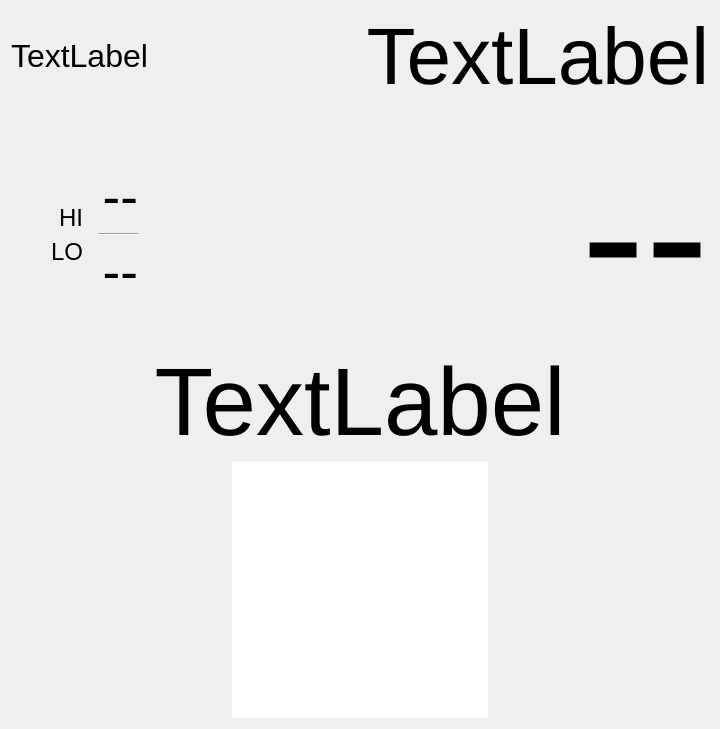
iachievedit/weatherfxlite, file weatherfxLite.ui: the form before one commit.
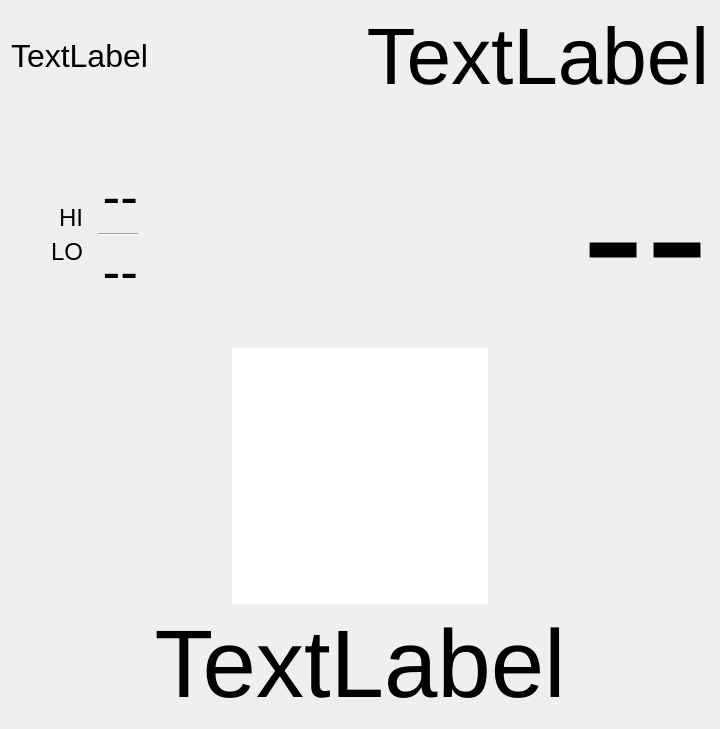
The form after the commit.

Diff of the .ui file:
```diff
--- a/weatherfxLite.ui
+++ b/weatherfxLite.ui
@@ -215,6 +215,55 @@
        </item>
       </layout>
      </item>
+     <item>
+      <layout class="QHBoxLayout" name="horizontalLayout_5">
+       <item>
+        <spacer name="horizontalSpacer_4">
+         <property name="orientation">
+          <enum>Qt::Horizontal</enum>
+         </property>
+         <property name="sizeHint" stdset="0">
+          <size>
+           <width>40</width>
+           <height>20</height>
+          </size>
+         </property>
+        </spacer>
+       </item>
+       <item>
+        <widget class="QGraphicsView" name="graphicsView">
+         <property name="minimumSize">
+          <size>
+           <width>256</width>
+           <height>256</height>
+          </size>
+         </property>
+         <property name="maximumSize">
+          <size>
+           <width>256</width>
+           <height>256</height>
+          </size>
+         </property>
+         <property name="frameShape">
+          <enum>QFrame::NoFrame</enum>
+         </property>
+        </widget>
+       </item>
+       <item>
+        <spacer name="horizontalSpacer_3">
+         <property name="orientation">
+          <enum>Qt::Horizontal</enum>
+         </property>
+         <property name="sizeHint" stdset="0">
+          <size>
+           <width>40</width>
+           <height>20</height>
+          </size>
+         </property>
+        </spacer>
+       </item>
+      </layout>
+     </item>
      <item>
       <widget class="QLabel" name="currentCondition">
        <property name="font">
@@ -230,49 +279,6 @@
        </property>
       </widget>
      </item>
-     <item>
-      <layout class="QHBoxLayout" name="horizontalLayout_5">
-       <item>
-        <spacer name="horizontalSpacer_4">
-         <property name="orientation">
-          <enum>Qt::Horizontal</enum>
-         </property>
-         <property name="sizeHint" stdset="0">
-          <size>
-           <width>40</width>
-           <height>20</height>
-          </size>
-         </property>
-        </spacer>
-       </item>
-       <item>
-        <widget class="QGraphicsView" name="graphicsView">
-         <property name="minimumSize">
-          <size>
-           <width>256</width>
-           <height>256</height>
-          </size>
-         </property>
-         <property name="frameShape">
-          <enum>QFrame::NoFrame</enum>
-         </property>
-        </widget>
-       </item>
-       <item>
-        <spacer name="horizontalSpacer_3">
-         <property name="orientation">
-          <enum>Qt::Horizontal</enum>
-         </property>
-         <property name="sizeHint" stdset="0">
-          <size>
-           <width>40</width>
-           <height>20</height>
-          </size>
-         </property>
-        </spacer>
-       </item>
-      </layout>
-     </item>
      <item>
       <spacer name="verticalSpacer_2">
        <property name="orientation">
```
